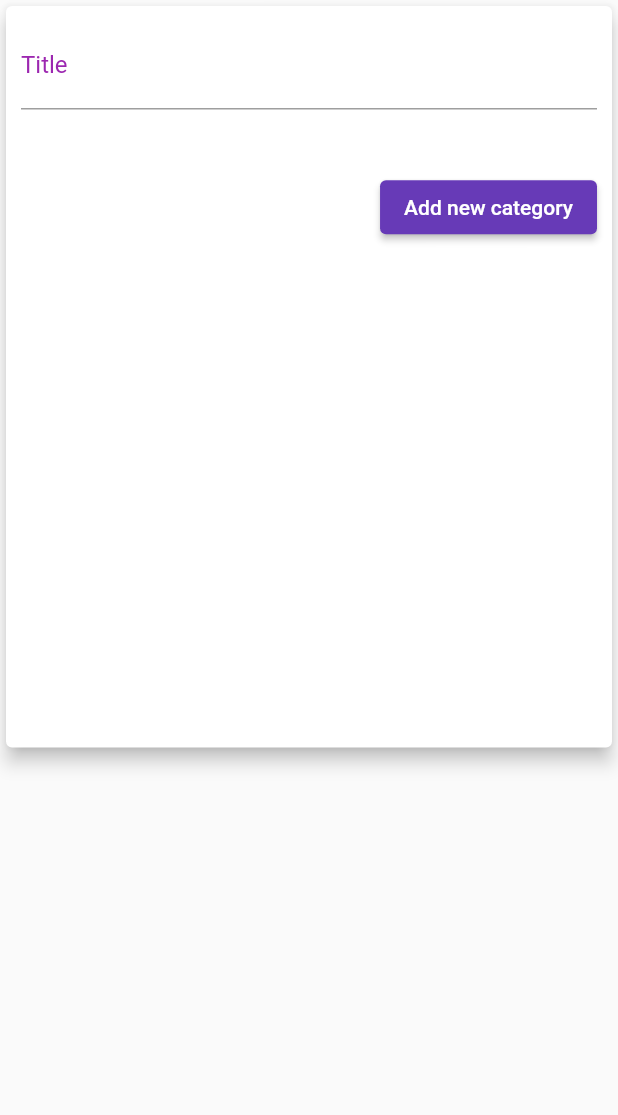
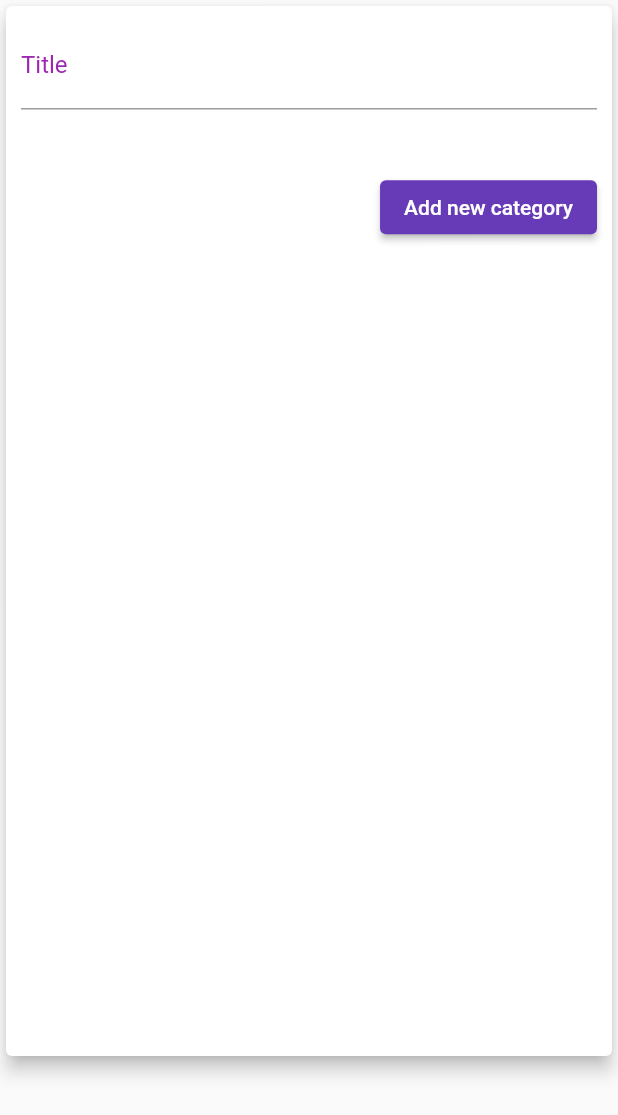
Before and after one commit to DorraY/product_category_flutter, a Flutter app: the CategoryForm widget shown alone on an empty page, opened directly with empty values, on a phone screen of 412 x 824 dp. Shown: the top 1115 px of the screen. Run offline on Flutter 3.47's test engine with Material 2 defaults, Android fonts, the phone set to English and light mode, and no system bars; network calls fail.

Commit message:
fix issues for mobile

```diff
--- a/lib/models/product.dart
+++ b/lib/models/product.dart
@@ -1,5 +1,5 @@
 import 'package:product_category/models/category.dart';
-const backEndUrl = "http://localhost:5000/";
+const backEndUrl = "http://192.168.1.186:5000/";
 class Product {
   String id;
   String name;
@@ -17,7 +17,7 @@ class Product {
       json['price'] as num,
       DateTime.parse(json['expiryDate']),
       json['category']==null ? null : Category(json!['category']!["_id"],json!['category']!["title"]),
-      backEndUrl+json['image'],
+      json['image']==null ? '' : backEndUrl+json['image'],
 
     );
   }
--- a/lib/screens/tabs_screen.dart
+++ b/lib/screens/tabs_screen.dart
@@ -125,7 +125,7 @@ class _TabsScreenState extends State<TabsScreen> {
             height: MediaQuery.of(context).size.height * 0.6,
             child: const Center(
               child: Text('You cannot add a product without adding categories first',style: TextStyle(
-                fontWeight: FontWeight.w900, fontSize: 20
+                fontWeight: FontWeight.w900, fontSize: 10
               ),),
             )) : ProductForm(_addNewProduct,false,null,null,_categories)) : (CategoryForm(_addNewCategory,false,null,null));
       },
--- a/lib/services/category_service.dart
+++ b/lib/services/category_service.dart
@@ -6,7 +6,7 @@ import 'package:product_category/models/category.dart';
 
 
 class CategoryService {
-  final String categoryURL = "http://localhost:5000/category/";
+  final String categoryURL = "http://192.168.1.186:5000/category/";
   var client = http.Client();
 
   Future<List<Category>> getCategories() async {
--- a/lib/services/product_service.dart
+++ b/lib/services/product_service.dart
@@ -7,7 +7,7 @@ import 'package:product_category/models/product.dart';
 
 
 class ProductService {
-  final String productURL = "http://localhost:5000/product/";
+  final String productURL = "http://192.168.1.186:5000/product/";
   var client = http.Client();
 
   Future<List<Product>> getProducts(String id) async {
--- a/lib/widgets/category_form.dart
+++ b/lib/widgets/category_form.dart
@@ -52,7 +52,8 @@ class _CategoryFormState extends State<CategoryForm> {
       child: Card(
           elevation: 5,
           child: Container(
-            height: MediaQuery.of(context).size.height*0.6,
+//            height: MediaQuery.of(context).size.height*0.6,
+            height:700,
             padding: EdgeInsets.only(
                 top:10,
                 left:10,
--- a/lib/widgets/product_form.dart
+++ b/lib/widgets/product_form.dart
@@ -142,7 +142,7 @@ class _ProductFormState extends State<ProductForm> {
       child: Card(
           elevation: 5,
           child: Container(
-            height: MediaQuery.of(context).size.height * 0.7,
+            height: 700,
             padding: EdgeInsets.only(
                 top: 10,
                 left: 10,
--- a/lib/widgets/product_item.dart
+++ b/lib/widgets/product_item.dart
@@ -26,8 +26,8 @@ class ProductItem extends StatelessWidget {
                     borderRadius: const BorderRadius.only(
                         topLeft: Radius.circular(15),
                         topRight: Radius.circular(15)),
-                    child: Image.network(product.image,
-                        height: 250, width: double.infinity, fit: BoxFit.cover),
+                    child: product.image =='' ? Container(height: 250,width: double.infinity,):  Image.network(product.image,
+                        height: 250, width: double.infinity, fit: BoxFit.cover) ,
                   ),
                   Positioned(
                       bottom: 20,
```
Also changed, not shown: assets/image.jpg (added).
